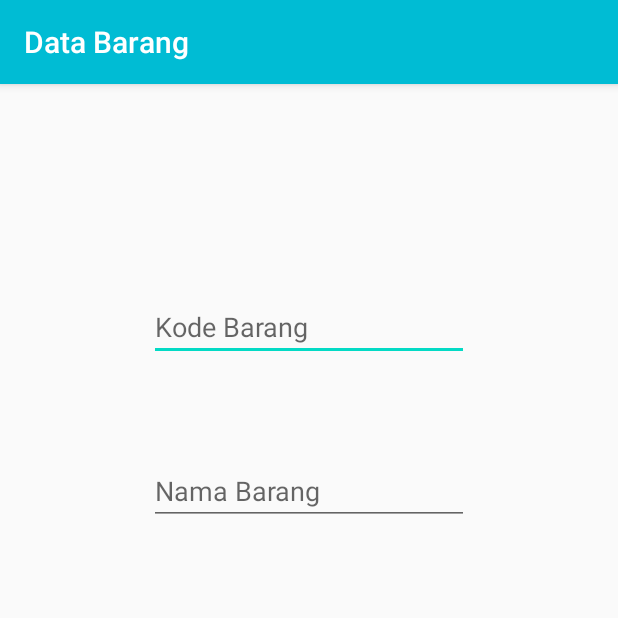
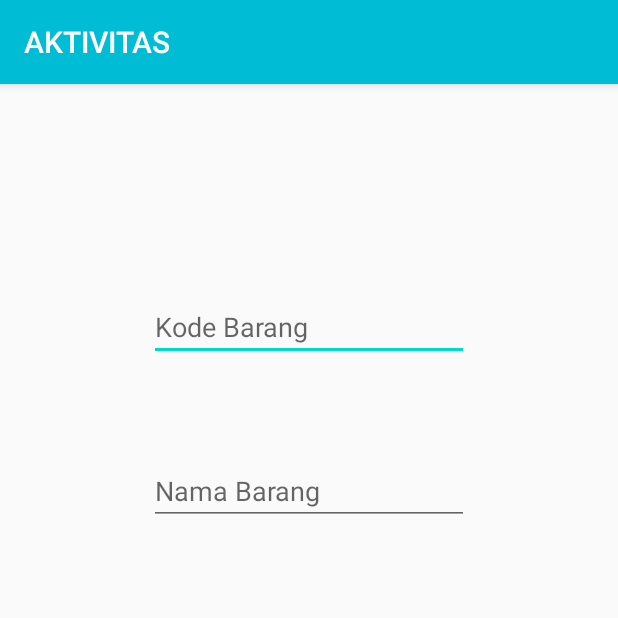
Before and after one commit to arifbudiman0104/TestBarang, an Android app: the TambahData screen opened directly, with no data from a screen before it, after a tap on an icon or button, on a phone screen of 412 x 824 dp, the top half of it. Run offline under Robolectric (Android 15) with nearby library versions, the phone set to English and light mode, and no system bars; our stand-ins replace Firebase (no records; nobody signed in at launch, a user with empty details on screens opened directly).

Commit message:
add code at string.xml and rename all activity

```diff
--- a/app/src/main/AndroidManifest.xml
+++ b/app/src/main/AndroidManifest.xml
@@ -8,12 +8,12 @@
     <application
         android:allowBackup="true"
         android:icon="@mipmap/ic_launcher"
-        android:label="@string/app_name"
+        android:label="@string/namaApp"
         android:roundIcon="@mipmap/ic_launcher_round"
         android:supportsRtl="true"
         android:theme="@style/AppTheme">
         <activity android:name=".TambahData"
-            android:label="@string/judul3">
+            android:label="@string/txtJudul1">
         </activity>
         <activity android:name=".MainActivity">
             <intent-filter>
--- a/app/src/main/java/com/example/testbarang/TambahData.java
+++ b/app/src/main/java/com/example/testbarang/TambahData.java
@@ -2,12 +2,11 @@ package com.example.testbarang;
 
 import androidx.appcompat.app.AppCompatActivity;
 
+import android.os.Bundle;
 import android.app.Activity;
 import android.content.Context;
 import android.content.Intent;
-import android.os.Bundle;
 import android.view.View;
-import android.view.inputmethod.InputMethod;
 import android.view.inputmethod.InputMethodManager;
 import android.widget.Button;
 import android.widget.EditText;
@@ -17,58 +16,55 @@ import com.google.android.gms.tasks.OnSuccessListener;
 import com.google.firebase.database.DatabaseReference;
 import com.google.firebase.database.FirebaseDatabase;
 
+
 public class TambahData extends AppCompatActivity {
     private DatabaseReference database;
-    private Button btnSubmit;
-    private EditText etKode, etNama;
+
+    private Button btSubmit;
+    private EditText etKode;
+    private EditText etNama;
 
     @Override
     protected void onCreate(Bundle savedInstanceState) {
         super.onCreate(savedInstanceState);
         setContentView(R.layout.activity_tambah_data);
 
-        etKode = findViewById(R.id.editNo);
-        etNama = findViewById(R.id.editNama);
-        btnSubmit = findViewById(R.id.btnOK);
+        etKode = (EditText) findViewById(R.id.editNo);
+        etNama = (EditText) findViewById(R.id.editNama);
+        btSubmit = (Button) findViewById(R.id.btnOK);
 
-        //mengambil referensi ke firebase database
         database = FirebaseDatabase.getInstance().getReference();
-        btnSubmit.setOnClickListener(new View.OnClickListener() {
+
+        btSubmit.setOnClickListener(new View.OnClickListener() {
             @Override
-            public void onClick(View v) {
+            public void onClick(View view) {
                 if (!(etKode.getText().toString().isEmpty()) &&
-                        !(etNama.getText().toString().isEmpty())){
+                        !(etNama.getText().toString().isEmpty()) )
                     submitBrg(new Barang(etKode.getText().toString(),
                             etNama.getText().toString()));
-                    Intent i = new Intent(getApplicationContext(),MainActivity.class);
-                    startActivity(i);
-                }
                 else
-                    Toast.makeText(getApplicationContext(), "Data tidak boleh kosong", Toast.LENGTH_LONG).show();
+                    Toast.makeText(getApplicationContext(), "Data tidak boleh Kosong",
+                            Toast.LENGTH_LONG).show();
 
                 InputMethodManager imm = (InputMethodManager)
                         getSystemService(Context.INPUT_METHOD_SERVICE);
-                imm.hideSoftInputFromWindow(etKode.getWindowToken(), 0);
+                imm.hideSoftInputFromWindow(etKode.getWindowToken(),0);
             }
         });
     }
-
     public void submitBrg(Barang brg){
-        /*Berikut ini adalah kode yang digunakan untuk mengirimkan data
-         * ke firebase RealTime Database dan juga kita set onSuccessListener
-         * yang berisi kode yang akan dijalankan ketika data berhasil ditambahkan*/
-        database.child("Barang").push().setValue(brg).addOnSuccessListener(this, new OnSuccessListener<Void>(){
-            @Override
-            public void onSuccess(Void aVoid){
-                etKode.setText("");
-                etNama.setText("");
-                Toast.makeText(getApplicationContext(), "Data berhasil ditambahkan", Toast.LENGTH_LONG).show();
-            }
-        });
+        database.child("Barang").push().setValue(brg).addOnSuccessListener(this,
+                new OnSuccessListener<Void>() {
+                    @Override
+                    public void onSuccess(Void aVoid) {
+                        etKode.setText("");
+                        etNama.setText("");
+                        Toast.makeText(getApplicationContext(),"Data berhasil ditambahkan" ,
+                                Toast.LENGTH_LONG).show();
+                    }
+                });
     }
-
     public static Intent getActIntent(Activity activity){
-        //kode untuk pengambilan intent
         return new Intent(activity, TambahData.class);
     }
 }
--- a/app/src/main/res/layout/activity_main.xml
+++ b/app/src/main/res/layout/activity_main.xml
@@ -15,7 +15,7 @@
         android:layout_marginTop="10dp"
         android:layout_marginEnd="8dp"
         android:layout_marginRight="8dp"
-        android:text="@string/judul1"
+        android:text="@string/txtJudul1"
         android:textSize="24dp"
         app:layout_constraintBottom_toTopOf="@+id/btnTambah"
         app:layout_constraintEnd_toEndOf="parent"
@@ -33,7 +33,7 @@
         android:layout_marginEnd="8dp"
         android:layout_marginRight="8dp"
         android:layout_marginBottom="8dp"
-        android:text="@string/btnTambah"
+        android:text="@string/btTambah"
         app:layout_constraintBottom_toTopOf="@+id/btnLihat"
         app:layout_constraintEnd_toEndOf="parent"
         app:layout_constraintHorizontal_bias="0.414"
@@ -51,7 +51,7 @@
         android:layout_marginEnd="8dp"
         android:layout_marginRight="8dp"
         android:layout_marginBottom="400dp"
-        android:text="@string/btnLihat"
+        android:text="@string/btLihat"
         app:layout_constraintBottom_toBottomOf="parent"
         app:layout_constraintEnd_toEndOf="parent"
         app:layout_constraintHorizontal_bias="0.428"
--- a/app/src/main/res/layout/activity_tambah_data.xml
+++ b/app/src/main/res/layout/activity_tambah_data.xml
@@ -15,7 +15,7 @@
         android:layout_margin="8dp"
         android:ems="10"
         android:inputType="textPersonName"
-        android:hint="@string/kode"
+        android:hint="@string/eno"
         app:layout_constraintBottom_toTopOf="@id/editNama"
         app:layout_constraintTop_toBottomOf="@+id/textView2"
         app:layout_constraintEnd_toEndOf="parent"
@@ -33,7 +33,7 @@
         android:layout_marginBottom="200dp"
         android:ems="10"
         android:inputType="textPersonName"
-        android:hint="@string/nama"
+        android:hint="@string/enama"
         app:layout_constraintBottom_toTopOf="@id/btnOK"
         app:layout_constraintTop_toBottomOf="@id/editNo"
         app:layout_constraintEnd_toEndOf="parent"
@@ -49,7 +49,7 @@
         android:layout_marginRight="8dp"
         android:layout_marginLeft="8dp"
         android:layout_marginBottom="100dp"
-        android:hint="@string/btnOK"
+        android:hint="@string/bOk"
         app:layout_constraintTop_toBottomOf="@id/editNama"
         app:layout_constraintBottom_toBottomOf="parent"
         app:layout_constraintEnd_toEndOf="parent"
@@ -63,7 +63,7 @@
         android:layout_marginStart="8dp"
         android:layout_marginEnd="8dp"
         android:layout_margin="8dp"
-        android:hint="@string/kosong"
+        android:hint="@string/txtKosong"
         app:layout_constraintBottom_toTopOf="@id/editNo"
         app:layout_constraintEnd_toEndOf="parent"
         app:layout_constraintStart_toStartOf="parent"
--- a/app/src/main/res/values/strings.xml
+++ b/app/src/main/res/values/strings.xml
@@ -1,12 +1,12 @@
 <resources>
-    <string name="app_name">TestBarang</string>
-    <string name="btnTambah">Tambah Data</string>
-    <string name="btnLihat">Lihat Data</string>
-    <string name="btnOK">Submit Data</string>
-    <string name="kode">Kode Barang</string>
-    <string name="nama">Nama Barang</string>
-    <string name="judul1">ACTIVITAS</string>
-    <string name="judul2">Penambahan Data</string>
-    <string name="judul3">Data Barang</string>
-    <string name="kosong"></string>
+    <string name="namaApp">Test Firebase</string>
+    <string name="btTambah">Tambah Data</string>
+    <string name="btLihat">Lihat Data</string>
+    <string name="bOk">Submit Data</string>
+    <string name="eno">Kode Barang</string>
+    <string name="enama">Nama Barang</string>
+    <string name="txtJudul1">AKTIVITAS</string>
+    <string name="txtJudul2">Penambahan Data</string>
+    <string name="txtJudul3">Data Barang</string>
+    <string name="txtKosong"></string>
 </resources>
```
Also changed, not shown: 1 other file.
